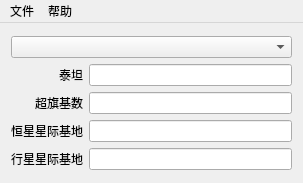
Qt form SSE2_ConfigEditor/SSE2_ConfigEditorMainWnd.ui (whisper512/SSE2_ConfigEditor) before a commit.
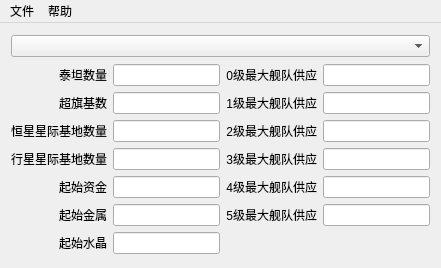
The same form after that commit.

Commit message: 添加ui,功能未实现

```diff
--- a/SSE2_ConfigEditor/SSE2_ConfigEditorMainWnd.ui
+++ b/SSE2_ConfigEditor/SSE2_ConfigEditorMainWnd.ui
@@ -6,16 +6,14 @@
    <rect>
     <x>0</x>
     <y>0</y>
-    <width>303</width>
-    <height>183</height>
+    <width>441</width>
+    <height>268</height>
    </rect>
   </property>
   <property name="windowTitle">
    <string/>
   </property>
   <widget class="QWidget" name="centralWidget">
-   <layout class="QVBoxLayout" name="verticalLayout_2">
-    <item>
      <layout class="QVBoxLayout" name="verticalLayout">
       <item>
        <layout class="QHBoxLayout" name="horizontalLayout_2" stretch="4">
@@ -26,28 +24,41 @@
       </item>
       <item>
        <layout class="QGridLayout" name="gridLayout">
-        <item row="2" column="0">
-         <widget class="QLabel" name="label_starStarbase">
-          <property name="text">
-           <string>恒星星际基地</string>
-          </property>
-          <property name="alignment">
-           <set>Qt::AlignmentFlag::AlignRight|Qt::AlignmentFlag::AlignTrailing|Qt::AlignmentFlag::AlignVCenter</set>
-          </property>
-         </widget>
-        </item>
         <item row="0" column="0">
          <widget class="QLabel" name="label_Titan">
           <property name="text">
-           <string>泰坦</string>
+         <string>泰坦数量</string>
           </property>
           <property name="alignment">
            <set>Qt::AlignmentFlag::AlignRight|Qt::AlignmentFlag::AlignTrailing|Qt::AlignmentFlag::AlignVCenter</set>
           </property>
          </widget>
         </item>
-        <item row="3" column="1">
-         <widget class="QLineEdit" name="lineEdit_planetStarbase">
+      <item row="0" column="1">
+       <widget class="QLineEdit" name="lineEdit_Titan">
+        <property name="readOnly">
+         <bool>false</bool>
+        </property>
+       </widget>
+      </item>
+      <item row="0" column="2">
+       <widget class="QLabel" name="label_Maxsupply0">
+        <property name="maximumSize">
+         <size>
+          <width>101</width>
+          <height>20</height>
+         </size>
+        </property>
+        <property name="text">
+         <string>0级最大舰队供应</string>
+        </property>
+        <property name="alignment">
+         <set>Qt::AlignmentFlag::AlignRight|Qt::AlignmentFlag::AlignTrailing|Qt::AlignmentFlag::AlignVCenter</set>
+        </property>
+       </widget>
+      </item>
+      <item row="0" column="3">
+       <widget class="QLineEdit" name="lineEdit_Maxsupply0">
           <property name="readOnly">
            <bool>false</bool>
           </property>
@@ -63,20 +74,6 @@
           </property>
          </widget>
         </item>
-        <item row="0" column="1">
-         <widget class="QLineEdit" name="lineEdit_Titan">
-          <property name="readOnly">
-           <bool>false</bool>
-          </property>
-         </widget>
-        </item>
-        <item row="2" column="1">
-         <widget class="QLineEdit" name="lineEdit_starStarbase">
-          <property name="readOnly">
-           <bool>false</bool>
-          </property>
-         </widget>
-        </item>
         <item row="1" column="1">
          <widget class="QLineEdit" name="lineEdit_SuperCapitalship">
           <property name="readOnly">
@@ -84,17 +81,205 @@
           </property>
          </widget>
         </item>
+      <item row="1" column="2">
+       <widget class="QLabel" name="label_Maxsupply1">
+        <property name="maximumSize">
+         <size>
+          <width>101</width>
+          <height>20</height>
+         </size>
+        </property>
+        <property name="text">
+         <string>1级最大舰队供应</string>
+        </property>
+        <property name="alignment">
+         <set>Qt::AlignmentFlag::AlignRight|Qt::AlignmentFlag::AlignTrailing|Qt::AlignmentFlag::AlignVCenter</set>
+        </property>
+       </widget>
+      </item>
+      <item row="1" column="3">
+       <widget class="QLineEdit" name="lineEdit_Maxsupply1">
+        <property name="readOnly">
+         <bool>false</bool>
+        </property>
+       </widget>
+      </item>
+      <item row="2" column="0">
+       <widget class="QLabel" name="label_starStarbase">
+        <property name="text">
+         <string>恒星星际基地数量</string>
+        </property>
+        <property name="alignment">
+         <set>Qt::AlignmentFlag::AlignRight|Qt::AlignmentFlag::AlignTrailing|Qt::AlignmentFlag::AlignVCenter</set>
+        </property>
+       </widget>
+      </item>
+      <item row="2" column="1">
+       <widget class="QLineEdit" name="lineEdit_starStarbase">
+        <property name="readOnly">
+         <bool>false</bool>
+        </property>
+       </widget>
+      </item>
+      <item row="2" column="2">
+       <widget class="QLabel" name="label_Maxsupply2">
+        <property name="maximumSize">
+         <size>
+          <width>101</width>
+          <height>20</height>
+         </size>
+        </property>
+        <property name="text">
+         <string>2级最大舰队供应</string>
+        </property>
+        <property name="alignment">
+         <set>Qt::AlignmentFlag::AlignRight|Qt::AlignmentFlag::AlignTrailing|Qt::AlignmentFlag::AlignVCenter</set>
+        </property>
+       </widget>
+      </item>
+      <item row="2" column="3">
+       <widget class="QLineEdit" name="lineEdit_Maxsupply2">
+        <property name="readOnly">
+         <bool>false</bool>
+        </property>
+       </widget>
+      </item>
         <item row="3" column="0">
          <widget class="QLabel" name="label_planetStarbase">
           <property name="text">
-           <string>行星星际基地</string>
+         <string>行星星际基地数量</string>
           </property>
           <property name="alignment">
            <set>Qt::AlignmentFlag::AlignRight|Qt::AlignmentFlag::AlignTrailing|Qt::AlignmentFlag::AlignVCenter</set>
           </property>
          </widget>
         </item>
-       </layout>
+      <item row="3" column="1">
+       <widget class="QLineEdit" name="lineEdit_planetStarbase">
+        <property name="readOnly">
+         <bool>false</bool>
+        </property>
+       </widget>
+      </item>
+      <item row="3" column="2">
+       <widget class="QLabel" name="label_Maxsupply3">
+        <property name="maximumSize">
+         <size>
+          <width>101</width>
+          <height>20</height>
+         </size>
+        </property>
+        <property name="text">
+         <string>3级最大舰队供应</string>
+        </property>
+        <property name="alignment">
+         <set>Qt::AlignmentFlag::AlignRight|Qt::AlignmentFlag::AlignTrailing|Qt::AlignmentFlag::AlignVCenter</set>
+        </property>
+       </widget>
+      </item>
+      <item row="3" column="3">
+       <widget class="QLineEdit" name="lineEdit_Maxsupply3">
+        <property name="readOnly">
+         <bool>false</bool>
+        </property>
+       </widget>
+      </item>
+      <item row="4" column="0">
+       <widget class="QLabel" name="label_default_starting_credit">
+        <property name="text">
+         <string>起始资金</string>
+        </property>
+        <property name="alignment">
+         <set>Qt::AlignmentFlag::AlignRight|Qt::AlignmentFlag::AlignTrailing|Qt::AlignmentFlag::AlignVCenter</set>
+        </property>
+       </widget>
+      </item>
+      <item row="4" column="1">
+       <widget class="QLineEdit" name="lineEdit_default_starting_credit">
+        <property name="readOnly">
+         <bool>false</bool>
+        </property>
+       </widget>
+      </item>
+      <item row="4" column="2">
+       <widget class="QLabel" name="label_Maxsupply4">
+        <property name="maximumSize">
+         <size>
+          <width>101</width>
+          <height>20</height>
+         </size>
+        </property>
+        <property name="text">
+         <string>4级最大舰队供应</string>
+        </property>
+        <property name="alignment">
+         <set>Qt::AlignmentFlag::AlignRight|Qt::AlignmentFlag::AlignTrailing|Qt::AlignmentFlag::AlignVCenter</set>
+        </property>
+       </widget>
+      </item>
+      <item row="4" column="3">
+       <widget class="QLineEdit" name="lineEdit_Maxsupply4">
+        <property name="readOnly">
+         <bool>false</bool>
+        </property>
+       </widget>
+      </item>
+      <item row="5" column="0">
+       <widget class="QLabel" name="label_default_starting_metal">
+        <property name="text">
+         <string>起始金属</string>
+        </property>
+        <property name="alignment">
+         <set>Qt::AlignmentFlag::AlignRight|Qt::AlignmentFlag::AlignTrailing|Qt::AlignmentFlag::AlignVCenter</set>
+        </property>
+       </widget>
+      </item>
+      <item row="5" column="1">
+       <widget class="QLineEdit" name="lineEdit_default_starting_metal">
+        <property name="readOnly">
+         <bool>false</bool>
+        </property>
+       </widget>
+      </item>
+      <item row="5" column="2">
+       <widget class="QLabel" name="label_Maxsupply5">
+        <property name="maximumSize">
+         <size>
+          <width>101</width>
+          <height>20</height>
+         </size>
+        </property>
+        <property name="text">
+         <string>5级最大舰队供应</string>
+        </property>
+        <property name="alignment">
+         <set>Qt::AlignmentFlag::AlignRight|Qt::AlignmentFlag::AlignTrailing|Qt::AlignmentFlag::AlignVCenter</set>
+        </property>
+       </widget>
+      </item>
+      <item row="5" column="3">
+       <widget class="QLineEdit" name="lineEdit_Maxsupply5">
+        <property name="readOnly">
+         <bool>false</bool>
+        </property>
+       </widget>
+      </item>
+      <item row="6" column="0">
+       <widget class="QLabel" name="label_default_starting_crystal">
+        <property name="text">
+         <string>起始水晶</string>
+        </property>
+        <property name="alignment">
+         <set>Qt::AlignmentFlag::AlignRight|Qt::AlignmentFlag::AlignTrailing|Qt::AlignmentFlag::AlignVCenter</set>
+        </property>
+       </widget>
+      </item>
+      <item row="6" column="1">
+       <widget class="QLineEdit" name="lineEdit_default_starting_crystal">
+        <property name="readOnly">
+         <bool>false</bool>
+        </property>
+       </widget>
       </item>
      </layout>
     </item>
@@ -105,7 +290,7 @@
     <rect>
      <x>0</x>
      <y>0</y>
-     <width>303</width>
+     <width>441</width>
      <height>20</height>
     </rect>
    </property>
```
Lines whose indentation alone changed are shown as unchanged. The commit also changes 2 other files.
